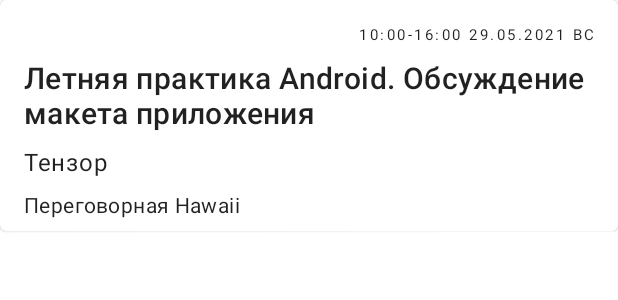
After one commit to sv-bubenschikov/booking, an Android app: the layout booking_item.xml on its own in the app's theme, with its tools: preview values and no code run, on a phone screen of 412 x 824 dp. The commit adds this screen. Shown: the top 300 px of the screen. Run offline under Robolectric (Android 15) with nearby library versions, the phone set to English and light mode, and no system bars.

Commit message:
Добавил общие параметры для построения UI на примере списка и элементов бронирования

```diff
--- a/app/src/main/java/com/example/bookingapp/app/fragments/places/PlacesFragment.kt
+++ b/app/src/main/java/com/example/bookingapp/app/fragments/places/PlacesFragment.kt
@@ -33,10 +33,7 @@ class PlacesFragment : Fragment(R.layout.fragment_places) {
             findNavController(view).navigate(R.id.action_placesFragment_to_bookingPlaceFragment)
         }
         with(binding) {
-            recyclePlaces.apply {
-                //layoutManager = GridLayoutManager(this.context, 2)
-                adapter = placeAdapter
-            }
+            recyclePlaces.adapter = placeAdapter
 
             // Пока что добавил заглушку, чтобы можно было проверить верстку
             val attributes = listOf("1 этаж", "2 этаж", "3 этаж", "Переговорка", "4 этаж", "5 этаж")
--- /dev/null
+++ b/app/src/main/res/layout/booking_item.xml
@@ -0,0 +1,47 @@
+<?xml version="1.0" encoding="utf-8"?>
+<com.google.android.material.card.MaterialCardView xmlns:android="http://schemas.android.com/apk/res/android"
+    xmlns:tools="http://schemas.android.com/tools"
+    android:layout_width="match_parent"
+    android:layout_height="wrap_content"
+    android:layout_marginBottom="?listPreferredItemSpacingVertical">
+
+    <LinearLayout
+        android:layout_width="match_parent"
+        android:layout_height="wrap_content"
+        android:orientation="vertical"
+        android:paddingVertical="?listPreferredItemPaddingVertical"
+        android:paddingStart="?listPreferredItemPaddingStart"
+        android:paddingEnd="?listPreferredItemPaddingEnd">
+
+        <TextView
+            android:layout_width="match_parent"
+            android:layout_height="wrap_content"
+            android:layout_marginTop="?verticalSpacing"
+            android:gravity="end"
+            android:textAppearance="?textAppearanceOverline"
+            tools:text="10:00-16:00 29.05.2021 ВС" />
+
+        <TextView
+            android:layout_width="match_parent"
+            android:layout_height="wrap_content"
+            android:layout_marginTop="?verticalSpacing"
+            android:textAppearance="?textAppearanceHeadline6"
+            tools:text="Летняя практика Android. Обсуждение макета приложения" />
+
+        <TextView
+            android:layout_width="match_parent"
+            android:layout_height="wrap_content"
+            android:layout_marginTop="?verticalSpacing"
+            android:textAppearance="?textAppearanceBody1"
+            tools:text="Тензор" />
+
+        <TextView
+            android:layout_width="match_parent"
+            android:layout_height="wrap_content"
+            android:layout_marginTop="?verticalSpacing"
+            android:textAppearance="?textAppearanceBody2"
+            tools:text="Переговорная Hawaii" />
+
+    </LinearLayout>
+
+</com.google.android.material.card.MaterialCardView>
--- a/app/src/main/res/values-night/themes.xml
+++ b/app/src/main/res/values-night/themes.xml
@@ -1,6 +1,6 @@
-<resources xmlns:tools="http://schemas.android.com/tools">
+<resources>
     <!-- Base application theme. -->
-    <style name="Theme.BookingApp" parent="Theme.MaterialComponents.DayNight.DarkActionBar">
+    <style name="Theme.BookingApp" parent="BaseBookingTheme">
         <!-- Primary brand color. -->
         <item name="colorPrimary">@color/purple_200</item>
         <item name="colorPrimaryVariant">@color/purple_700</item>
@@ -10,7 +10,7 @@
         <item name="colorSecondaryVariant">@color/teal_200</item>
         <item name="colorOnSecondary">@color/black</item>
         <!-- Status bar color. -->
-        <item name="android:statusBarColor" tools:targetApi="l">?attr/colorPrimaryVariant</item>
+        <item name="android:statusBarColor">?attr/colorPrimaryVariant</item>
         <!-- Customize your theme here. -->
     </style>
 </resources>
--- a/app/src/main/res/values/themes.xml
+++ b/app/src/main/res/values/themes.xml
@@ -1,6 +1,6 @@
-<resources xmlns:tools="http://schemas.android.com/tools">
+<resources>
     <!-- Base application theme. -->
-    <style name="Theme.BookingApp" parent="Theme.MaterialComponents.DayNight.DarkActionBar">
+    <style name="Theme.BookingApp" parent="BaseBookingTheme">
         <!-- Primary brand color. -->
         <item name="colorPrimary">@color/primary</item>
         <item name="colorPrimaryVariant">@color/primary</item>
@@ -11,7 +11,17 @@
         <item name="colorSecondaryVariant">@color/teal_700</item>
         <item name="colorOnSecondary">@color/black</item>
         <!-- Status bar color. -->
-        <item name="android:statusBarColor" tools:targetApi="l">?attr/colorPrimaryVariant</item>
+        <item name="android:statusBarColor">?attr/colorPrimaryVariant</item>
         <!-- Customize your theme here. -->
     </style>
+
+    <style name="BaseBookingTheme" parent="Theme.MaterialComponents.DayNight.DarkActionBar">
+        <item name="screenPaddingVertical">16dp</item>
+        <item name="screenPaddingHorizontal">16dp</item>
+        <item name="listPreferredItemPaddingVertical">8dp</item>
+        <item name="listPreferredItemSpacingVertical">16dp</item>
+        <item name="listPreferredItemPaddingStart">16dp</item>
+        <item name="listPreferredItemPaddingEnd">16dp</item>
+        <item name="verticalSpacing">8dp</item>
+    </style>
 </resources>
```
Also changed, not shown: app/src/main/res/layout/fragment_booking.xml (+7 -14 lines), app/src/main/res/values/attr.xml (added, +15 -0 lines).
